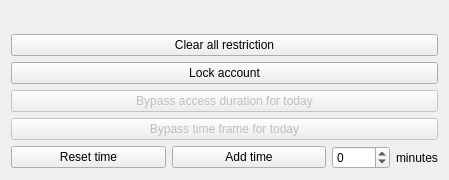
simgunz/timekpr, file src/kcm/ui/grant.ui: the form before one commit.
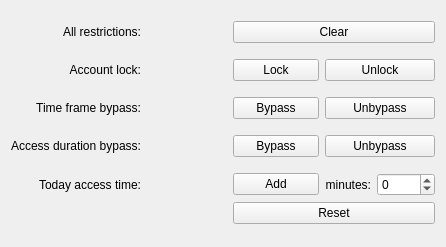
The form after the commit. Custom widgets are drawn as their Qt base class.

Patch:
```diff
--- a/src/kcm/ui/grant.ui
+++ b/src/kcm/ui/grant.ui
@@ -6,138 +6,298 @@
    <rect>
     <x>0</x>
     <y>0</y>
-    <width>449</width>
-    <height>180</height>
+    <width>446</width>
+    <height>247</height>
    </rect>
   </property>
   <property name="windowTitle">
    <string>Form</string>
   </property>
   <layout class="QGridLayout" name="gridLayout">
-   <item row="0" column="0">
-    <spacer name="verticalSpacer">
-     <property name="orientation">
-      <enum>Qt::Vertical</enum>
-     </property>
-     <property name="sizeHint" stdset="0">
-      <size>
-       <width>20</width>
-       <height>40</height>
-      </size>
-     </property>
-    </spacer>
-   </item>
    <item row="1" column="0">
-    <widget class="QPushButton" name="btnClearAllRestriction">
+    <widget class="QLabel" name="label">
      <property name="text">
-      <string>Clear all restriction</string>
+      <string>All restrictions:</string>
+     </property>
+     <property name="alignment">
+      <set>Qt::AlignRight|Qt::AlignTrailing|Qt::AlignVCenter</set>
      </property>
     </widget>
    </item>
-   <item row="2" column="0">
-    <widget class="QPushButton" name="btnLockAccount">
-     <property name="enabled">
-      <bool>true</bool>
+   <item row="0" column="2">
+    <spacer name="verticalSpacer_2">
+     <property name="orientation">
+      <enum>Qt::Vertical</enum>
      </property>
+     <property name="sizeType">
+      <enum>QSizePolicy::Fixed</enum>
+     </property>
+     <property name="sizeHint" stdset="0">
+      <size>
+       <width>20</width>
+       <height>10</height>
+      </size>
+     </property>
+    </spacer>
+   </item>
+   <item row="1" column="2" colspan="2">
+    <widget class="KPushButton" name="btnClearAllRestriction">
      <property name="text">
-      <string>Lock account</string>
+      <string>Clear</string>
      </property>
     </widget>
    </item>
    <item row="3" column="0">
-    <widget class="QPushButton" name="btnLimitBypass">
-     <property name="enabled">
-      <bool>false</bool>
-     </property>
+    <widget class="QLabel" name="label_2">
      <property name="text">
-      <string>Bypass access duration for today</string>
+      <string>Account lock:</string>
      </property>
+     <property name="alignment">
+      <set>Qt::AlignRight|Qt::AlignTrailing|Qt::AlignVCenter</set>
+     </property>
     </widget>
    </item>
-   <item row="4" column="0">
-    <widget class="QPushButton" name="btnBoundBypass">
-     <property name="enabled">
-      <bool>false</bool>
+   <item row="3" column="2">
+    <widget class="KPushButton" name="btnLockAccount">
+     <property name="text">
+      <string>Lock</string>
      </property>
+    </widget>
+   </item>
+   <item row="3" column="3">
+    <widget class="KPushButton" name="btnUnlockAccount">
      <property name="text">
-      <string>Bypass time frame for today</string>
+      <string>Unlock</string>
      </property>
     </widget>
    </item>
    <item row="5" column="0">
-    <layout class="QHBoxLayout" name="horizontalLayout_1">
+    <widget class="QLabel" name="label_3">
+     <property name="text">
+      <string>Time frame bypass:</string>
+     </property>
+     <property name="alignment">
+      <set>Qt::AlignRight|Qt::AlignTrailing|Qt::AlignVCenter</set>
+     </property>
+    </widget>
+   </item>
+   <item row="5" column="2">
+    <widget class="KPushButton" name="btnBoundBypass">
+     <property name="text">
+      <string>Bypass</string>
+     </property>
+    </widget>
+   </item>
+   <item row="5" column="3">
+    <widget class="KPushButton" name="btnClearBoundBypass">
+     <property name="text">
+      <string>Unbypass</string>
+     </property>
+    </widget>
+   </item>
+   <item row="7" column="0">
+    <widget class="QLabel" name="label_4">
+     <property name="text">
+      <string>Access duration bypass:</string>
+     </property>
+     <property name="alignment">
+      <set>Qt::AlignRight|Qt::AlignTrailing|Qt::AlignVCenter</set>
+     </property>
+    </widget>
+   </item>
+   <item row="7" column="2">
+    <widget class="KPushButton" name="btnLimitBypass">
+     <property name="text">
+      <string>Bypass</string>
+     </property>
+    </widget>
+   </item>
+   <item row="7" column="3">
+    <widget class="KPushButton" name="btnClearLimitBypass">
+     <property name="text">
+      <string>Unbypass</string>
+     </property>
+    </widget>
+   </item>
+   <item row="9" column="0">
+    <widget class="QLabel" name="label_5">
+     <property name="text">
+      <string>Today access time:</string>
+     </property>
+     <property name="alignment">
+      <set>Qt::AlignRight|Qt::AlignTrailing|Qt::AlignVCenter</set>
+     </property>
+    </widget>
+   </item>
+   <item row="9" column="2">
+    <widget class="KPushButton" name="btnAddTime">
+     <property name="sizePolicy">
+      <sizepolicy hsizetype="Expanding" vsizetype="Fixed">
+       <horstretch>0</horstretch>
+       <verstretch>0</verstretch>
+      </sizepolicy>
+     </property>
+     <property name="text">
+      <string>Add</string>
+     </property>
+    </widget>
+   </item>
+   <item row="9" column="3">
+    <layout class="QHBoxLayout" name="horizontalLayout">
      <item>
-      <widget class="QPushButton" name="btnResetTime">
-       <property name="enabled">
-        <bool>true</bool>
-       </property>
+      <widget class="QLabel" name="lbAddTime">
        <property name="sizePolicy">
-        <sizepolicy hsizetype="Expanding" vsizetype="Fixed">
+        <sizepolicy hsizetype="Expanding" vsizetype="Preferred">
          <horstretch>0</horstretch>
          <verstretch>0</verstretch>
         </sizepolicy>
        </property>
+       <property name="layoutDirection">
+        <enum>Qt::RightToLeft</enum>
+       </property>
        <property name="text">
-        <string>Reset time</string>
+        <string>minutes:</string>
        </property>
+       <property name="alignment">
+        <set>Qt::AlignRight|Qt::AlignTrailing|Qt::AlignVCenter</set>
+       </property>
       </widget>
      </item>
      <item>
-      <widget class="QPushButton" name="btnAddTime">
-       <property name="enabled">
-        <bool>true</bool>
-       </property>
+      <widget class="KIntSpinBox" name="sbAddTime1">
        <property name="sizePolicy">
-        <sizepolicy hsizetype="Expanding" vsizetype="Fixed">
+        <sizepolicy hsizetype="Minimum" vsizetype="Fixed">
          <horstretch>0</horstretch>
          <verstretch>0</verstretch>
         </sizepolicy>
        </property>
-       <property name="text">
-        <string>Add time</string>
+       <property name="minimum">
+        <number>-1440</number>
        </property>
-      </widget>
-     </item>
-     <item>
-      <layout class="QHBoxLayout" name="horizontalLayout_2">
-       <property name="sizeConstraint">
-        <enum>QLayout::SetDefaultConstraint</enum>
+       <property name="maximum">
+        <number>1440</number>
        </property>
-       <item>
-        <widget class="QSpinBox" name="sbAddTime">
-         <property name="enabled">
-          <bool>true</bool>
-         </property>
-         <property name="minimum">
-          <number>-1440</number>
-         </property>
-         <property name="maximum">
-          <number>1440</number>
-         </property>
-        </widget>
-       </item>
-       <item>
-        <widget class="QLabel" name="lbAddTime">
-         <property name="sizePolicy">
-          <sizepolicy hsizetype="Minimum" vsizetype="Preferred">
-           <horstretch>0</horstretch>
-           <verstretch>0</verstretch>
-          </sizepolicy>
-         </property>
-         <property name="layoutDirection">
-          <enum>Qt::RightToLeft</enum>
-         </property>
-         <property name="text">
-          <string>minutes</string>
-         </property>
-        </widget>
-       </item>
-      </layout>
+      </widget>
      </item>
     </layout>
    </item>
+   <item row="10" column="2" colspan="2">
+    <widget class="KPushButton" name="btnResetTime">
+     <property name="sizePolicy">
+      <sizepolicy hsizetype="Expanding" vsizetype="Fixed">
+       <horstretch>0</horstretch>
+       <verstretch>0</verstretch>
+      </sizepolicy>
+     </property>
+     <property name="text">
+      <string>Reset</string>
+     </property>
+    </widget>
+   </item>
+   <item row="11" column="2">
+    <spacer name="verticalSpacer">
+     <property name="orientation">
+      <enum>Qt::Vertical</enum>
+     </property>
+     <property name="sizeHint" stdset="0">
+      <size>
+       <width>20</width>
+       <height>40</height>
+      </size>
+     </property>
+    </spacer>
+   </item>
+   <item row="2" column="2">
+    <spacer name="verticalSpacer_4">
+     <property name="orientation">
+      <enum>Qt::Vertical</enum>
+     </property>
+     <property name="sizeType">
+      <enum>QSizePolicy::Fixed</enum>
+     </property>
+     <property name="sizeHint" stdset="0">
+      <size>
+       <width>5</width>
+       <height>10</height>
+      </size>
+     </property>
+    </spacer>
+   </item>
+   <item row="4" column="2">
+    <spacer name="verticalSpacer_5">
+     <property name="orientation">
+      <enum>Qt::Vertical</enum>
+     </property>
+     <property name="sizeType">
+      <enum>QSizePolicy::Fixed</enum>
+     </property>
+     <property name="sizeHint" stdset="0">
+      <size>
+       <width>5</width>
+       <height>10</height>
+      </size>
+     </property>
+    </spacer>
+   </item>
+   <item row="6" column="2">
+    <spacer name="verticalSpacer_6">
+     <property name="orientation">
+      <enum>Qt::Vertical</enum>
+     </property>
+     <property name="sizeType">
+      <enum>QSizePolicy::Fixed</enum>
+     </property>
+     <property name="sizeHint" stdset="0">
+      <size>
+       <width>5</width>
+       <height>10</height>
+      </size>
+     </property>
+    </spacer>
+   </item>
+   <item row="8" column="2">
+    <spacer name="verticalSpacer_7">
+     <property name="orientation">
+      <enum>Qt::Vertical</enum>
+     </property>
+     <property name="sizeType">
+      <enum>QSizePolicy::Fixed</enum>
+     </property>
+     <property name="sizeHint" stdset="0">
+      <size>
+       <width>5</width>
+       <height>10</height>
+      </size>
+     </property>
+    </spacer>
+   </item>
+   <item row="5" column="1">
+    <spacer name="horizontalSpacer">
+     <property name="orientation">
+      <enum>Qt::Horizontal</enum>
+     </property>
+     <property name="sizeHint" stdset="0">
+      <size>
+       <width>40</width>
+       <height>20</height>
+      </size>
+     </property>
+    </spacer>
+   </item>
   </layout>
  </widget>
+ <customwidgets>
+  <customwidget>
+   <class>KPushButton</class>
+   <extends>QPushButton</extends>
+   <header>kpushbutton.h</header>
+  </customwidget>
+  <customwidget>
+   <class>KIntSpinBox</class>
+   <extends>QSpinBox</extends>
+   <header>knuminput.h</header>
+  </customwidget>
+ </customwidgets>
  <resources/>
  <connections/>
 </ui>
```
